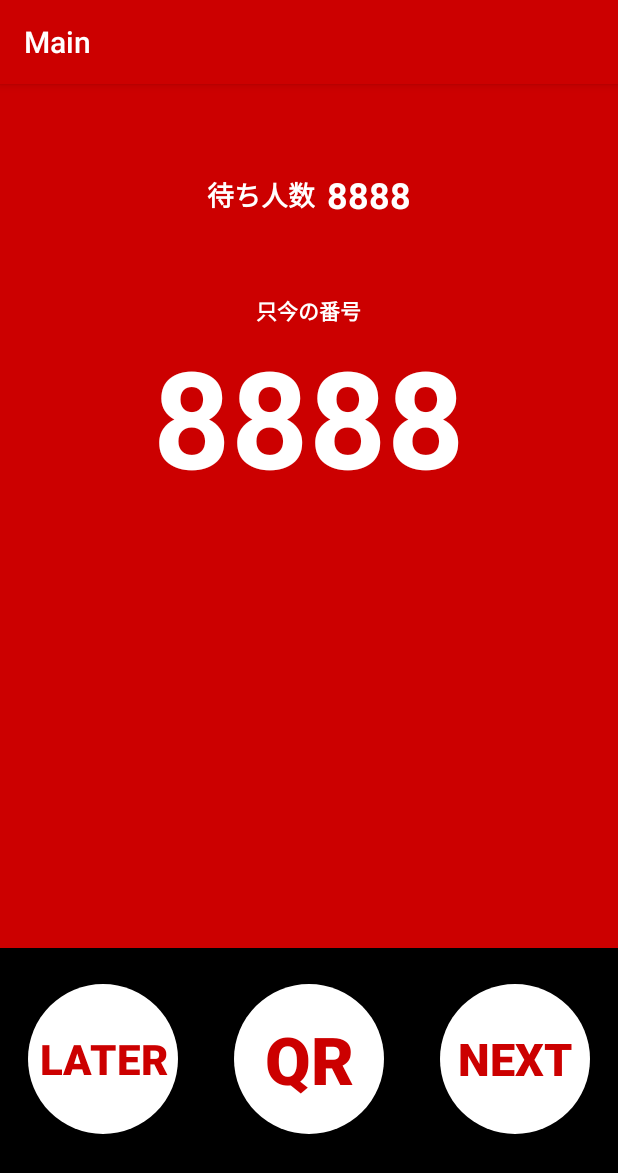
After one commit to JunichiYukawa/airline, an Android app: the LineFragment screen opened directly, with no data from a screen before it, on a phone screen of 412 x 824 dp. The commit adds this screen. Shown: the top 1173 px of the screen. Run offline under Robolectric (Android 15) with nearby library versions, the phone set to English and light mode, and no system bars; our stand-ins replace ButterKnife.

Commit message:
行列管理画面追加

```diff
--- a/app/src/main/java/info/vourja/airline/activity/LineActivity.java
+++ b/app/src/main/java/info/vourja/airline/activity/LineActivity.java
@@ -1,9 +1,37 @@
 package info.vourja.airline.activity;
 
+import android.os.Bundle;
+import android.support.v4.app.FragmentManager;
+import android.support.v4.app.FragmentTransaction;
 import android.support.v7.app.AppCompatActivity;
 
-/**
- * Created by vourja on 2016/06/25.
- */
+import info.vourja.airline.R;
+import info.vourja.airline.fragment.HomeFragment;
+import info.vourja.airline.fragment.LineFragment;
+
+
 public class LineActivity extends AppCompatActivity {
+
+    @Override
+    protected void onCreate(Bundle savedInstanceState) {
+        super.onCreate(savedInstanceState);
+        setContentView(R.layout.activity_line);
+
+        // 時間表示したら面白いかも
+        setTitle(R.string.main_title);
+
+        setupFragment();
+    }
+
+    private void setupFragment() {
+        FragmentManager manager = getSupportFragmentManager();
+        LineFragment lineFragment = new LineFragment();
+        Bundle bundle = new Bundle();
+        lineFragment.setArguments(bundle);
+
+        FragmentTransaction tr = manager.beginTransaction();
+        tr.add(R.id.fragment_layout, lineFragment, "home");
+        tr.commit();
+    }
+
 }
--- a/app/src/main/java/info/vourja/airline/activity/MainActivity.java
+++ b/app/src/main/java/info/vourja/airline/activity/MainActivity.java
@@ -22,12 +22,6 @@ public class MainActivity extends AppCompatActivity {
         setupFragment();
     }
 
-    @Override
-    protected void onResume() {
-        super.onResume();
-
-    }
-
     private void setupFragment() {
         FragmentManager manager = getSupportFragmentManager();
         HomeFragment homeFragment = new HomeFragment();
--- /dev/null
+++ b/app/src/main/java/info/vourja/airline/fragment/LineFragment.java
@@ -0,0 +1,23 @@
+package info.vourja.airline.fragment;
+
+import android.os.Bundle;
+import android.support.annotation.Nullable;
+import android.support.v4.app.Fragment;
+import android.view.LayoutInflater;
+import android.view.View;
+import android.view.ViewGroup;
+
+import butterknife.ButterKnife;
+import info.vourja.airline.R;
+
+public class LineFragment extends Fragment {
+
+    @Override
+    public View onCreateView(LayoutInflater inflater, @Nullable ViewGroup container, @Nullable Bundle savedInstanceState) {
+        super.onCreateView(inflater, container, savedInstanceState);
+        View v = inflater.inflate(R.layout.fragment_line, container, false);
+
+        ButterKnife.bind(this, v);
+        return v;
+    }
+}
--- a/app/src/main/java/info/vourja/airline/fragment/SetupFragment.java
+++ b/app/src/main/java/info/vourja/airline/fragment/SetupFragment.java
@@ -1,5 +1,6 @@
 package info.vourja.airline.fragment;
 
+import android.content.Intent;
 import android.os.Bundle;
 import android.support.annotation.Nullable;
 import android.support.v4.app.Fragment;
@@ -20,6 +21,8 @@ import info.vourja.airline.Model.AirLineActivity;
 import info.vourja.airline.NetService.AirLineService;
 import info.vourja.airline.NetService.util;
 import info.vourja.airline.R;
+import info.vourja.airline.activity.LineActivity;
+import info.vourja.airline.activity.MainActivity;
 import info.vourja.airline.util.datetime;
 import retrofit2.Call;
 import retrofit2.Response;
@@ -86,7 +89,9 @@ public class SetupFragment extends Fragment{
         call.enqueue(new retrofit2.Callback<AirLineActivity>() {
             @Override
             public void onResponse(Call<AirLineActivity> call, Response<AirLineActivity> response) {
-                Log.d(TAG, response.body().getUuid().toString());
+
+                Intent intent = new Intent(getActivity(), LineActivity.class);
+                startActivity(intent);
             }
 
             @Override
--- a/app/src/main/java/info/vourja/airline/fragment/homeFragment.java
+++ b/app/src/main/java/info/vourja/airline/fragment/homeFragment.java
@@ -38,6 +38,12 @@ public class HomeFragment extends Fragment {
         View v = inflater.inflate(R.layout.fragment_home, container, false);
 
         ButterKnife.bind(this, v);
+
+        if(savedInstanceState != null) {
+            textTotalActivity.setText(savedInstanceState.getString("textTotalActivity"));
+            textTotalLines.setText(savedInstanceState.getString("textTotalLines"));
+            textAvgLines.setText(savedInstanceState.getString("textAvgLines"));
+        }
         return v;
     }
 
@@ -54,6 +60,7 @@ public class HomeFragment extends Fragment {
         call.enqueue(new retrofit2.Callback<ModelCollection<AirLineActivity>>() {
             @Override
             public void onResponse(Call<ModelCollection<AirLineActivity>> call, Response<ModelCollection<AirLineActivity>> response) {
+                if(response.body() != null ) {
                     long total_activity_count = response.body().getTotal();
                     textTotalActivity.setText(String.valueOf(total_activity_count));
 
@@ -68,6 +75,9 @@ public class HomeFragment extends Fragment {
                         long avg_line_dec = avg_line % 100;
                         avg_line /= 100;
                         textAvgLines.setText(String.valueOf(avg_line) + "." + String.valueOf(avg_line_dec));
+                    }
+                } else {
+
                 }
             }
 
@@ -86,4 +96,12 @@ public class HomeFragment extends Fragment {
         ft.addToBackStack(null);
         ft.commit();
     }
+
+    @Override
+    public void onSaveInstanceState(Bundle outState) {
+        super.onSaveInstanceState(outState);
+        outState.putString("textTotalActivity", textTotalActivity.getText().toString());
+        outState.putString("textTotalLines", textTotalLines.getText().toString());
+        outState.putString("textAvgLines", textAvgLines.getText().toString());
     }
+}
--- /dev/null
+++ b/app/src/main/res/drawable/circle_button.xml
@@ -0,0 +1,17 @@
+<?xml version="1.0" encoding="utf-8"?>
+<selector xmlns:android="http://schemas.android.com/apk/res/android">
+
+    <!-- ボタンタップ時 定義 -->
+    <item android:state_pressed="true">
+        <shape android:shape="oval" android:useLevel="false">
+            <solid android:color="@android:color/darker_gray" />
+        </shape>
+    </item>
+
+    <!-- ボタン通常表示時 定義 -->
+    <item android:state_pressed="false">
+        <shape android:shape="oval" android:useLevel="false">
+            <solid android:color="@android:color/white" />
+        </shape>
+    </item>
+</selector>
--- /dev/null
+++ b/app/src/main/res/layout/activity_line.xml
@@ -0,0 +1,12 @@
+<?xml version="1.0" encoding="utf-8"?>
+<LinearLayout xmlns:android="http://schemas.android.com/apk/res/android"
+    android:orientation="vertical" android:layout_width="match_parent"
+    android:layout_height="match_parent">
+
+    <RelativeLayout
+        android:id="@+id/fragment_layout"
+        android:layout_width="match_parent"
+        android:layout_height="match_parent">
+    </RelativeLayout>
+
+</LinearLayout>
--- a/app/src/main/res/layout/fragment_home.xml
+++ b/app/src/main/res/layout/fragment_home.xml
@@ -133,7 +133,7 @@
             android:textSize="24sp"
             android:background="@android:color/holo_red_dark"
             android:textColor="@android:color/white"
-            android:textStyle="bold"
+
             android:text="Setup" />
 
     </LinearLayout>
--- /dev/null
+++ b/app/src/main/res/layout/fragment_line.xml
@@ -0,0 +1,124 @@
+<?xml version="1.0" encoding="utf-8"?>
+<LinearLayout xmlns:android="http://schemas.android.com/apk/res/android"
+    android:orientation="vertical" android:layout_width="match_parent"
+    android:layout_height="match_parent"
+    android:clipChildren="false"
+    android:clipToPadding="false"
+    android:background="@android:color/holo_red_dark">
+
+    <LinearLayout
+        android:orientation="horizontal"
+        android:layout_width="match_parent"
+        android:layout_height="wrap_content"
+        android:paddingTop="24dp"
+        android:gravity="center_horizontal"
+        android:layout_weight="1"
+        android:background="@android:color/holo_red_dark">
+        <TextView
+            android:layout_width="wrap_content"
+            android:layout_height="wrap_content"
+            android:layout_gravity="center_vertical"
+            android:layout_marginRight="@dimen/dgts__margin_right"
+            android:textSize="18sp"
+            android:textColor="@android:color/white"
+            android:fontFamily="sans-serif"
+            android:text="待ち人数"
+            android:textStyle="bold"/>
+        <TextView
+            android:layout_width="wrap_content"
+            android:layout_height="wrap_content"
+            android:layout_gravity="center_vertical"
+            android:textSize="24sp"
+            android:textColor="@android:color/white"
+            android:fontFamily="sans-serif"
+            android:text="8888"
+            android:textStyle="bold"/>
+    </LinearLayout>
+
+    <LinearLayout
+        android:orientation="vertical"
+        android:layout_width="match_parent"
+        android:layout_height="wrap_content"
+        android:gravity="center_horizontal"
+        android:layout_weight="4"
+        android:paddingTop="@dimen/activity_horizontal_margin"
+        android:background="@android:color/holo_red_dark">
+        <TextView
+            android:layout_width="wrap_content"
+            android:layout_height="wrap_content"
+            android:textSize="14sp"
+            android:textColor="@android:color/white"
+            android:fontFamily="sans-serif"
+            android:text="只今の番号"
+            android:textStyle="bold"/>
+        <TextView
+            android:layout_width="wrap_content"
+            android:layout_height="wrap_content"
+            android:textSize="90sp"
+            android:textColor="@android:color/white"
+            android:fontFamily="sans-serif"
+            android:text="8888"
+            android:textStyle="bold"/>
+    </LinearLayout>
+
+    <LinearLayout
+        android:orientation="horizontal"
+        android:layout_width="match_parent"
+        android:layout_height="wrap_content"
+        android:layout_marginBottom="24dp"
+        android:background="@android:color/holo_red_dark">
+    </LinearLayout>
+
+    <LinearLayout
+        android:orientation="horizontal"
+        android:layout_width="match_parent"
+        android:layout_height="wrap_content"
+        android:layout_weight="1"
+        android:paddingTop="24dp"
+        android:background="@android:color/background_dark">
+        <LinearLayout
+            android:layout_width="wrap_content"
+            android:layout_height="wrap_content"
+            android:gravity="center_horizontal"
+            android:layout_weight="1">
+            <Button
+                android:layout_width="100dp"
+                android:layout_height="100dp"
+                android:text="Later"
+                android:textSize="28sp"
+                android:textStyle="bold"
+                android:textColor="@android:color/holo_red_dark"
+                android:background="@drawable/circle_button"/>
+        </LinearLayout>
+        <LinearLayout
+            android:layout_width="wrap_content"
+            android:layout_height="wrap_content"
+            android:orientation="vertical"
+            android:gravity="center_horizontal"
+            android:layout_weight="1">
+            <Button
+                android:layout_width="100dp"
+                android:layout_height="100dp"
+                android:text="QR"
+                android:textSize="44sp"
+                android:textStyle="bold"
+                android:textColor="@android:color/holo_red_dark"
+                android:background="@drawable/circle_button"/>
+        </LinearLayout>
+        <LinearLayout
+            android:layout_width="wrap_content"
+            android:layout_height="wrap_content"
+            android:orientation="vertical"
+            android:gravity="center_horizontal"
+            android:layout_weight="1">
+            <Button
+                android:layout_width="100dp"
+                android:layout_height="100dp"
+                android:text="NEXT"
+                android:textSize="30sp"
+                android:textStyle="bold"
+                android:textColor="@android:color/holo_red_dark"
+                android:background="@drawable/circle_button"/>
+        </LinearLayout>
+    </LinearLayout>
+</LinearLayout>
```
Also changed, not shown: app/src/main/AndroidManifest.xml (+5 -2 lines). Lines whose indentation alone changed are shown as unchanged.
